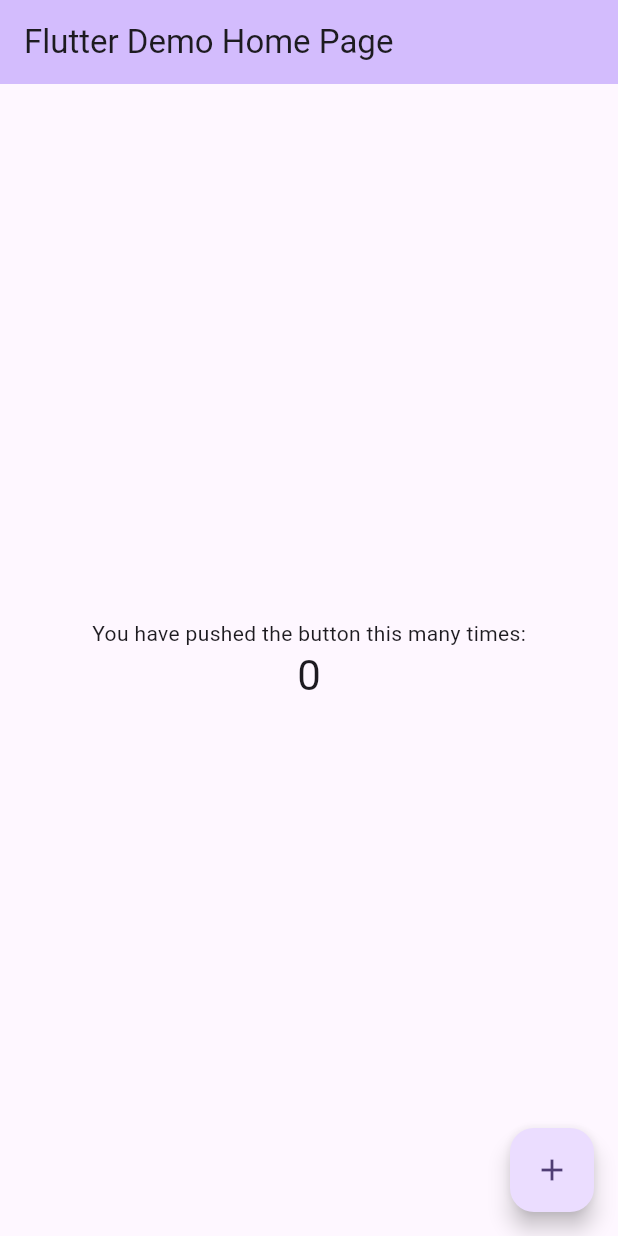
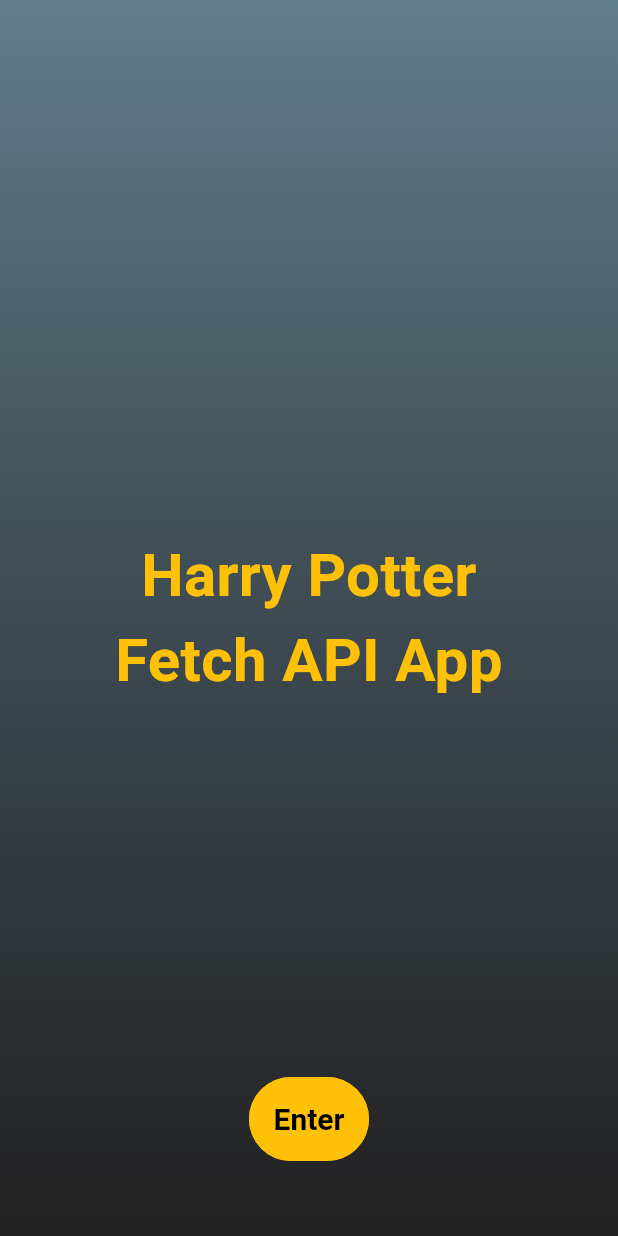
Before and after one commit to R-Adamczyk-dev/hp-api-fetch, a Flutter app: the screen it shows after launch, on a phone screen of 412 x 824 dp. Run offline on Flutter 3.47's test engine with Material 3 defaults, Android fonts, the phone set to English and light mode, and no system bars; drawn by our look-alikes of getwidget; our stand-ins replace bloc.

Commit message:
some initial stuff, add api service, blank bloc, splash screen

```diff
--- /dev/null
+++ b/lib/commons/blocs/books/books_event.dart
@@ -0,0 +1,4 @@
+part of 'books_bloc.dart';
+
+@immutable
+sealed class BooksEvent {}
--- /dev/null
+++ b/lib/commons/blocs/books/books_state.dart
@@ -0,0 +1,6 @@
+part of 'books_bloc.dart';
+
+@immutable
+sealed class BooksState {}
+
+final class BooksInitial extends BooksState {}
--- /dev/null
+++ b/lib/data/service/book_service.dart
@@ -0,0 +1,9 @@
+import 'package:hp_api_fetch/data/models/book.dart';
+import 'package:hp_api_fetch/data/provider/hp_api.dart';
+
+class BookService {
+  final _api = HPApi();
+  Future<List<Book>?> getAllBooks() async {
+    return _api.getAllBooks();
+  }
+}
--- a/lib/main.dart
+++ b/lib/main.dart
@@ -1,4 +1,5 @@
 import 'package:flutter/material.dart';
+import 'package:hp_api_fetch/screens/splash_screen.dart';
 
 void main() {
   runApp(const MyApp());
@@ -13,113 +14,10 @@
     return MaterialApp(
       title: 'Flutter Demo',
       theme: ThemeData(
-        // This is the theme of your application.
-        //
-        // TRY THIS: Try running your application with "flutter run". You'll see
-        // the application has a purple toolbar. Then, without quitting the app,
-        // try changing the seedColor in the colorScheme below to Colors.green
-        // and then invoke "hot reload" (save your changes or press the "hot
-        // reload" button in a Flutter-supported IDE, or press "r" if you used
-        // the command line to start the app).
-        //
-        // Notice that the counter didn't reset back to zero; the application
-        // state is not lost during the reload. To reset the state, use hot
-        // restart instead.
-        //
-        // This works for code too, not just values: Most code changes can be
-        // tested with just a hot reload.
         colorScheme: ColorScheme.fromSeed(seedColor: Colors.deepPurple),
         useMaterial3: true,
       ),
-      home: const MyHomePage(title: 'Flutter Demo Home Page'),
+      home: const SplashScreen(),
     );
   }
 }
-
-class MyHomePage extends StatefulWidget {
-  const MyHomePage({super.key, required this.title});
-
-  // This widget is the home page of your application. It is stateful, meaning
-  // that it has a State object (defined below) that contains fields that affect
-  // how it looks.
-
-  // This class is the configuration for the state. It holds the values (in this
-  // case the title) provided by the parent (in this case the App widget) and
-  // used by the build method of the State. Fields in a Widget subclass are
-  // always marked "final".
-
-  final String title;
-
-  @override
-  State<MyHomePage> createState() => _MyHomePageState();
-}
-
-class _MyHomePageState extends State<MyHomePage> {
-  int _counter = 0;
-
-  void _incrementCounter() {
-    setState(() {
-      // This call to setState tells the Flutter framework that something has
-      // changed in this State, which causes it to rerun the build method below
-      // so that the display can reflect the updated values. If we changed
-      // _counter without calling setState(), then the build method would not be
-      // called again, and so nothing would appear to happen.
-      _counter++;
-    });
-  }
-
-  @override
-  Widget build(BuildContext context) {
-    // This method is rerun every time setState is called, for instance as done
-    // by the _incrementCounter method above.
-    //
-    // The Flutter framework has been optimized to make rerunning build methods
-    // fast, so that you can just rebuild anything that needs updating rather
-    // than having to individually change instances of widgets.
-    return Scaffold(
-      appBar: AppBar(
-        // TRY THIS: Try changing the color here to a specific color (to
-        // Colors.amber, perhaps?) and trigger a hot reload to see the AppBar
-        // change color while the other colors stay the same.
-        backgroundColor: Theme.of(context).colorScheme.inversePrimary,
-        // Here we take the value from the MyHomePage object that was created by
-        // the App.build method, and use it to set our appbar title.
-        title: Text(widget.title),
-      ),
-      body: Center(
-        // Center is a layout widget. It takes a single child and positions it
-        // in the middle of the parent.
-        child: Column(
-          // Column is also a layout widget. It takes a list of children and
-          // arranges them vertically. By default, it sizes itself to fit its
-          // children horizontally, and tries to be as tall as its parent.
-          //
-          // Column has various properties to control how it sizes itself and
-          // how it positions its children. Here we use mainAxisAlignment to
-          // center the children vertically; the main axis here is the vertical
-          // axis because Columns are vertical (the cross axis would be
-          // horizontal).
-          //
-          // TRY THIS: Invoke "debug painting" (choose the "Toggle Debug Paint"
-          // action in the IDE, or press "p" in the console), to see the
-          // wireframe for each widget.
-          mainAxisAlignment: MainAxisAlignment.center,
-          children: <Widget>[
-            const Text(
-              'You have pushed the button this many times:',
-            ),
-            Text(
-              '$_counter',
-              style: Theme.of(context).textTheme.headlineMedium,
-            ),
-          ],
-        ),
-      ),
-      floatingActionButton: FloatingActionButton(
-        onPressed: _incrementCounter,
-        tooltip: 'Increment',
-        child: const Icon(Icons.add),
-      ), // This trailing comma makes auto-formatting nicer for build methods.
-    );
-  }
-}
--- /dev/null
+++ b/lib/screens/splash_screen.dart
@@ -0,0 +1,117 @@
+import 'package:flutter/material.dart';
+import 'package:getwidget/getwidget.dart';
+import 'package:hp_api_fetch/screens/home/home_screen.dart';
+
+class SplashScreen extends StatefulWidget {
+  const SplashScreen({super.key});
+
+  @override
+  _SplashScreenState createState() => _SplashScreenState();
+}
+
+class _SplashScreenState extends State<SplashScreen> with SingleTickerProviderStateMixin {
+  late AnimationController _controller;
+  late Animation<double> _fadeAnimation;
+  late Animation<Offset> _slideAnimation;
+
+  @override
+  void initState() {
+    super.initState();
+
+    // Inicjalizacja kontrolera animacji
+    _controller = AnimationController(
+      duration: const Duration(seconds: 3),
+      vsync: this,
+    );
+
+    // Animacja zanikania (fade)
+    _fadeAnimation = Tween<double>(begin: 0.0, end: 1.0).animate(
+      CurvedAnimation(parent: _controller, curve: Curves.easeIn),
+    );
+
+    // Animacja przesunięcia (slide)
+    _slideAnimation = Tween<Offset>(
+      begin: const Offset(0, 0.5),
+      end: Offset.zero,
+    ).animate(
+      CurvedAnimation(parent: _controller, curve: Curves.easeOut),
+    );
+
+    // Start animacji
+    _controller.forward();
+  }
+
+  @override
+  void dispose() {
+    _controller.dispose();
+    super.dispose();
+  }
+
+  void _skipAnimation() {
+    //we can use that on tap on all screen
+    _controller.stop();
+  }
+
+  void _navigateToHome() {
+    Navigator.pushReplacement(
+      context,
+      MaterialPageRoute(builder: (context) => const HomeScreen()),
+    );
+  }
+
+  @override
+  Widget build(BuildContext context) {
+    return Scaffold(
+      body: Container(
+        decoration: const BoxDecoration(
+          gradient: LinearGradient(
+            colors: [Colors.blueGrey, Colors.black87],
+            begin: Alignment.topCenter,
+            end: Alignment.bottomCenter,
+          ),
+        ),
+        child: Stack(
+          children: [
+            Center(
+              child: FadeTransition(
+                opacity: _fadeAnimation,
+                child: SlideTransition(
+                  position: _slideAnimation,
+                  child: const Text(
+                    'Harry Potter\nFetch API App',
+                    textAlign: TextAlign.center,
+                    style: TextStyle(
+                      fontSize: 40,
+                      fontWeight: FontWeight.bold,
+                      color: Colors.amber,
+                    ),
+                  ),
+                ),
+              ),
+            ),
+            Align(
+              alignment: Alignment.bottomCenter,
+              child: Padding(
+                padding: const EdgeInsets.only(bottom: 50.0),
+                child: GFButton(
+                  onPressed: _navigateToHome,
+                  color: Colors.amber,
+                  shape: GFButtonShape.pills,
+                  size: 56,
+                  child: const Text(
+                    'Enter',
+                    style: TextStyle(
+                      fontSize: 20,
+                      color: Colors.black,
+                      fontWeight: FontWeight.bold,
+                    ),
+                  ),
+                ),
+              ),
+            ),
+          ],
+        ),
+      ),
+    );
+  }
+}
--- a/pubspec.yaml
+++ b/pubspec.yaml
@@ -35,6 +35,9 @@
   # The following adds the Cupertino Icons font to your application.
   # Use with the CupertinoIcons class for iOS style icons.
   cupertino_icons: ^1.0.6
+  getwidget: ^7.0.0
+  http: ^1.5.0
+  flutter_bloc: ^9.1.1
 
 dev_dependencies:
   flutter_test:
```
Also changed, not shown: lib/commons/blocs/books/books_bloc.dart (added, +13 -0 lines), lib/data/models/book.dart (added, +70 -0 lines), lib/data/provider/hp_api.dart (added, +19 -0 lines), lib/screens/home/home_screen.dart (added, +40 -0 lines), pubspec.lock.
